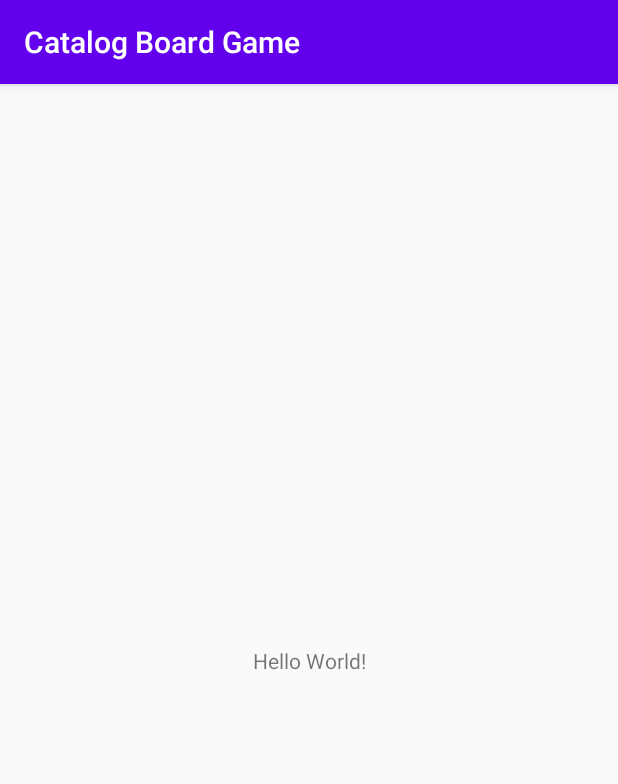
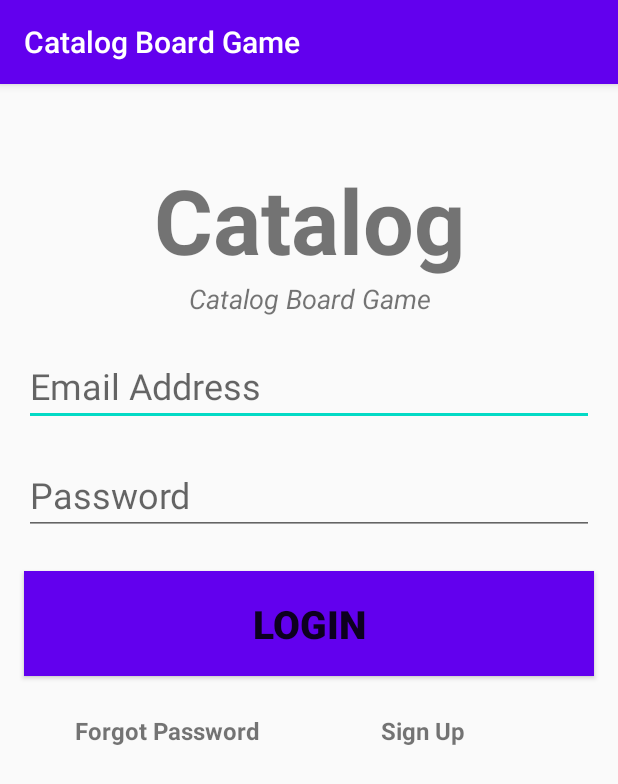
Before and after one commit to anggaraga1408/PPL4611, an Android app: the screen it shows after launch (MainActivity), on a phone screen of 412 x 824 dp. Shown: the top 784 px of the screen. Run offline under Robolectric (Android 15) with nearby library versions, the phone set to English and light mode, and no system bars.

Commit message:
belum sempurna

```diff
--- a/CatalogBoardGame/app/build.gradle
+++ b/CatalogBoardGame/app/build.gradle
@@ -1,5 +1,5 @@
 apply plugin: 'com.android.application'
-
+apply plugin: 'com.google.gms.google-services'
 android {
     compileSdkVersion 30
     buildToolsVersion "30.0.2"
@@ -26,8 +26,13 @@ dependencies {
     implementation fileTree(dir: "libs", include: ["*.jar"])
     implementation 'androidx.appcompat:appcompat:1.2.0'
     implementation 'androidx.constraintlayout:constraintlayout:2.0.4'
+    implementation 'com.google.firebase:firebase-database:19.6.0'
+    implementation 'com.google.firebase:firebase-auth:20.0.1'
     testImplementation 'junit:junit:4.12'
     androidTestImplementation 'androidx.test.ext:junit:1.1.2'
     androidTestImplementation 'androidx.test.espresso:espresso-core:3.3.0'
 
+    implementation platform('com.google.firebase:firebase-bom:26.8.0')
+    implementation 'com.google.firebase:firebase-analytics'
+
 }
--- a/CatalogBoardGame/app/src/main/AndroidManifest.xml
+++ b/CatalogBoardGame/app/src/main/AndroidManifest.xml
@@ -9,6 +9,7 @@
         android:roundIcon="@mipmap/ic_launcher_round"
         android:supportsRtl="true"
         android:theme="@style/AppTheme">
+        <activity android:name=".SignUp"></activity>
         <activity android:name=".MainActivity">
             <intent-filter>
                 <action android:name="android.intent.action.MAIN" />
--- /dev/null
+++ b/CatalogBoardGame/app/src/main/java/com/example/catalogboardgame/SignUp.java
@@ -0,0 +1,14 @@
+package com.example.catalogboardgame;
+
+import androidx.appcompat.app.AppCompatActivity;
+
+import android.os.Bundle;
+
+public class SignUp extends AppCompatActivity {
+
+    @Override
+    protected void onCreate(Bundle savedInstanceState) {
+        super.onCreate(savedInstanceState);
+        setContentView(R.layout.activity_sign_up);
+    }
+}
--- a/CatalogBoardGame/app/src/main/res/layout/activity_main.xml
+++ b/CatalogBoardGame/app/src/main/res/layout/activity_main.xml
@@ -7,12 +7,103 @@
     tools:context=".MainActivity">
 
     <TextView
+        android:id="@+id/banner"
+        android:layout_width="match_parent"
+        android:layout_height="wrap_content"
+        android:text="Catalog"
+        android:textSize="60dp"
+        android:textAlignment="center"
+        android:textStyle="bold"
+        android:fontFamily="sans-serif"
+        app:layout_constraintLeft_toLeftOf="parent"
+        app:layout_constraintRight_toRightOf="parent"
+        app:layout_constraintTop_toTopOf="parent"
+        android:layout_marginTop="50dp"/>
+
+    <TextView
+        android:id="@+id/bannerdescription"
         android:layout_width="wrap_content"
         android:layout_height="wrap_content"
-        android:text="Hello World!"
+        android:text="Catalog Board Game"
+        android:textAlignment="center"
+        android:textSize="18dp"
+        android:textStyle="italic"
+        app:layout_constraintEnd_toEndOf="parent"
+        app:layout_constraintStart_toStartOf="parent"
+        app:layout_constraintTop_toBottomOf="@id/banner" />
+
+    <EditText
+        android:id="@+id/email"
+        android:layout_width="380dp"
+        android:layout_height="wrap_content"
+        android:layout_marginTop="19dp"
+        android:ems="10"
+        android:hint="Email Address"
+        android:inputType="textEmailAddress"
+        android:textSize="24dp"
+        app:layout_constraintEnd_toEndOf="parent"
+        app:layout_constraintStart_toStartOf="parent"
+        app:layout_constraintTop_toBottomOf="@+id/bannerdescription" />
+
+    <EditText
+        android:id="@+id/password"
+        android:layout_width="380dp"
+        android:layout_height="wrap_content"
+        android:layout_marginTop="19dp"
+        android:ems="10"
+        android:hint="Password"
+        android:inputType="textPassword"
+        android:textSize="24dp"
+        app:layout_constraintEnd_toEndOf="parent"
+        app:layout_constraintStart_toStartOf="parent"
+        app:layout_constraintTop_toBottomOf="@+id/email" />
+
+    <Button
+        android:id="@+id/signin"
+        android:layout_width="380dp"
+        android:layout_height="70dp"
+        android:layout_marginTop="24dp"
+        android:text="Login"
+        android:background="@color/colorPrimary"
+        android:textSize="26dp"
+        android:textStyle="bold"
+        app:layout_constraintEnd_toEndOf="parent"
+        app:layout_constraintStart_toStartOf="parent"
+        app:layout_constraintTop_toBottomOf="@+id/password"/>
+
+    <TextView
+        android:layout_width="wrap_content"
+        android:layout_height="wrap_content"
+        android:id="@+id/forgotpassword"
+        android:text="Forgot Password"
+        android:textSize="16dp"
+        android:textStyle="bold"
+        app:layout_constraintTop_toBottomOf="@id/signin"
+        app:layout_constraintLeft_toLeftOf="parent"
+        android:layout_marginTop="25dp"
+        android:layout_marginLeft="50dp"/>
+
+    <TextView
+        android:layout_width="wrap_content"
+        android:layout_height="wrap_content"
+        android:id="@+id/signup"
+        android:text="Sign Up"
+        android:textSize="16dp"
+        android:textStyle="bold"
+        app:layout_constraintTop_toTopOf="@id/forgotpassword"
+        app:layout_constraintLeft_toRightOf="@id/forgotpassword"
+        android:layout_marginLeft="80dp"/>
+
+    <ProgressBar
+        android:id="@+id/progressBar"
+        style="?android:attr/progressBarStyleLarge"
+        android:layout_width="5dp"
+        android:layout_height="10dp"
+        android:visibility="gone"
         app:layout_constraintBottom_toBottomOf="parent"
         app:layout_constraintLeft_toLeftOf="parent"
         app:layout_constraintRight_toRightOf="parent"
-        app:layout_constraintTop_toTopOf="parent" />
+        app:layout_constraintTop_toTopOf="parent"
+        tools:ignore="MissingConstraint" />
 
 </androidx.constraintlayout.widget.ConstraintLayout>
--- /dev/null
+++ b/CatalogBoardGame/app/src/main/res/layout/activity_sign_up.xml
@@ -0,0 +1,9 @@
+<?xml version="1.0" encoding="utf-8"?>
+<androidx.constraintlayout.widget.ConstraintLayout xmlns:android="http://schemas.android.com/apk/res/android"
+    xmlns:app="http://schemas.android.com/apk/res-auto"
+    xmlns:tools="http://schemas.android.com/tools"
+    android:layout_width="match_parent"
+    android:layout_height="match_parent"
+    tools:context=".SignUp">
+
+</androidx.constraintlayout.widget.ConstraintLayout>
--- a/CatalogBoardGame/build.gradle
+++ b/CatalogBoardGame/build.gradle
@@ -6,6 +6,7 @@ buildscript {
     }
     dependencies {
         classpath "com.android.tools.build:gradle:4.0.1"
+        classpath 'com.google.gms:google-services:4.3.5'
 
         // NOTE: Do not place your application dependencies here; they belong
         // in the individual module build.gradle files
@@ -16,6 +17,7 @@ allprojects {
     repositories {
         google()
         jcenter()
+
     }
 }
 
```
Also changed, not shown: 507 other files.
